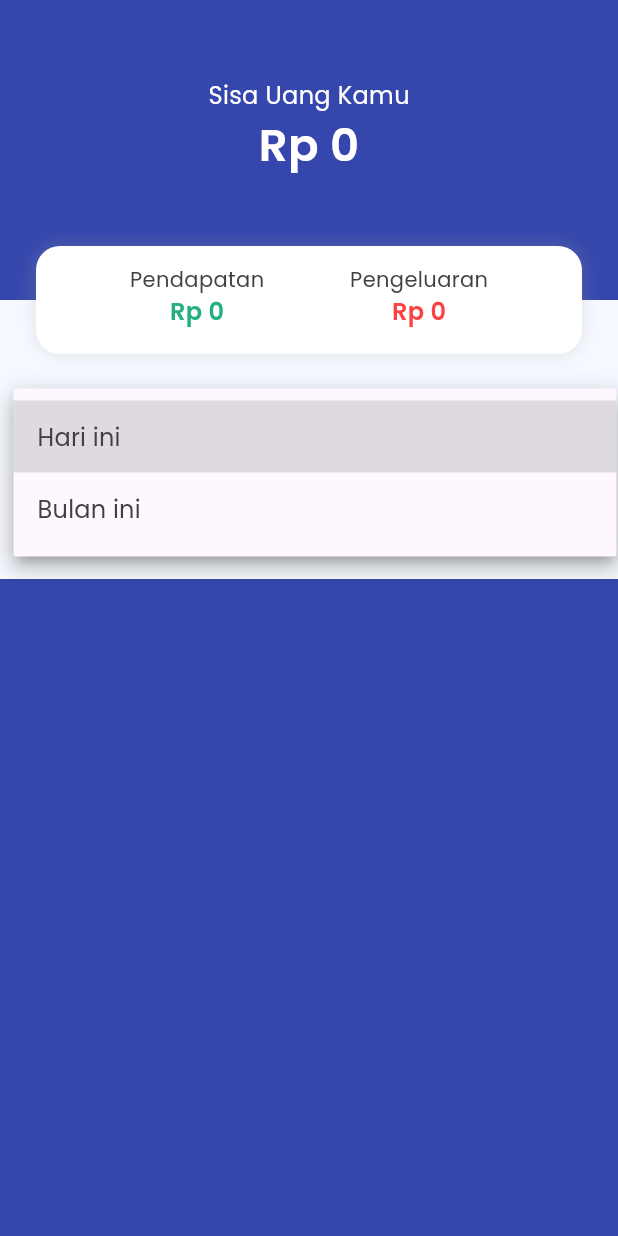
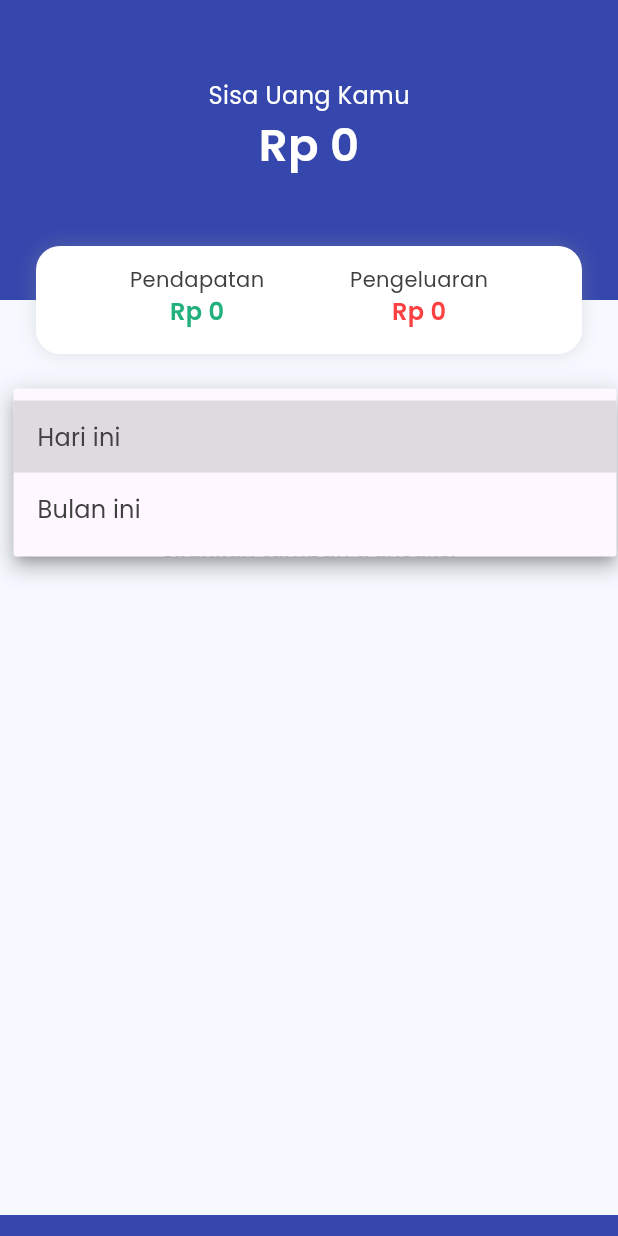
Before and after one commit to gochujjang/simedit, a Flutter app: the TransaksiPage screen opened directly, after a tap on "Rentang Waktu", on a phone screen of 412 x 824 dp. Run offline on Flutter 3.47's test engine with Material 3 defaults, Android fonts, the phone set to English and light mode, and no system bars; our stand-ins replace carousel_slider, dio, get, get_storage, google_fonts; accounts and stored records are empty; network calls fail.

Commit message:
fix api transaksi

```diff
--- a/lib/controllers/transaksi_controller.dart
+++ b/lib/controllers/transaksi_controller.dart
@@ -13,8 +13,10 @@ class TransaksiController extends GetxController {
   }
 
   RxList<dynamic> latestTransaksi = <dynamic>[].obs;
+  RxList<dynamic> allTransaksi = <dynamic>[].obs;
   Future<void> getTransaksi() async {
     try {
+      allTransaksi.assignAll(await TransaksiService().get());
       latestTransaksi.assignAll(await TransaksiService().getLatest());
     } on Exception catch (err) {
       print(err);
--- a/lib/services/transaksi_service.dart
+++ b/lib/services/transaksi_service.dart
@@ -6,7 +6,7 @@ import 'package:get_storage/get_storage.dart';
 class TransaksiService {
   final box = GetStorage();
 
-  Future<Map> get() async {
+  Future<List> get() async {
     String? token = box.read("token");
     var response = await Dio().get(
       "https://medit.kreatifsolusindo.id/api/transaction",
@@ -17,8 +17,10 @@ class TransaksiService {
         },
       ),
     );
-    Map obj = response.data;
-    return obj;
+    String jsonString = jsonEncode(response.data);
+    Map obj = jsonDecode(jsonString);
+    List data = obj["data"];
+    return data;
   }
 
   Future<List> getLatest() async {
--- a/lib/ui/pages/transaksi/transaksi_page.dart
+++ b/lib/ui/pages/transaksi/transaksi_page.dart
@@ -42,6 +42,14 @@ class TransaksiPage extends GetView<TransaksiController> {
               clipBehavior: Clip.none,
               children: [
                 HeaderTransaksi(),
+                Container(
+                  height: MediaQuery.of(context).size.height - 500,
+                  color: bgColor,
+                  margin: const EdgeInsets.only(top: 400),
+                  padding: const EdgeInsets.symmetric(
+                    horizontal: 24,
+                  ),
+                ),
                 Container(
                   color: bgColor,
                   margin: const EdgeInsets.only(top: 200),
@@ -109,64 +117,54 @@ class TransaksiPage extends GetView<TransaksiController> {
                         height: 20,
                       ),
                       Obx(
-                        () => ListView.builder(
+                        () => controller.allTransaksi.isEmpty
+                            ? Container(
+                                height:
+                                    MediaQuery.of(context).size.height - 400,
+                                child: Text(
+                                  "Data tidak ditemukan\nSilahkan tambah transaksi",
+                                  textAlign: TextAlign.center,
+                                  style: font_medium.copyWith(
+                                    color: darkGreyColor,
+                                  ),
+                                ),
+                              )
+                            : ListView.builder(
                                 shrinkWrap: true,
                                 physics: NeverScrollableScrollPhysics(),
-                          itemCount: controller.latestTransaksi.length,
+                                itemCount: controller.allTransaksi.length,
                                 itemBuilder: (context, index) {
                                   var transaksiData =
-                                controller.latestTransaksi[index];
-                            final title = transaksiData['Keterangan'] != null
+                                      controller.allTransaksi[index];
+                                  final title =
+                                      transaksiData['Keterangan'] != null
                                           ? transaksiData['Keterangan']
                                           : 'Data tidak tersedua';
-                            final nominal = transaksiData['nominal'] != null
-                                ? int.parse(transaksiData['nominal'].toString())
+                                  final nominal = transaksiData['nominal'] !=
+                                          null
+                                      ? int.parse(
+                                          transaksiData['nominal'].toString())
                                       : 0;
                                   final status = transaksiData['status'] != null
                                       ? transaksiData['status']
                                       : 'Data tidak tersedua';
-                            final tgl = transaksiData['created_at'] != null
-                                ? DateFormat('dd-MM-yyyy, HH:mm').format(
-                                    DateTime.parse(transaksiData['created_at']))
+                                  final tgl =
+                                      transaksiData['created_at'] != null
+                                          ? DateFormat('dd-MM-yyyy, HH:mm')
+                                              .format(DateTime.parse(
+                                                  transaksiData['created_at']))
                                           : 'Data tidak tersedua';
 
                                   return TransaksiCard(
                                     title: title,
                                     nominal: nominal,
-                              status: status == 'pemasukan' ? true : false,
+                                    status:
+                                        status == 'pemasukan' ? true : false,
                                     tanggal: tgl,
                                   );
                                 },
                               ),
                       ),
-                      // TransaksiCard(
-                      //   title: "Makan diluar",
-                      //   nominal: 20000,
-                      //   status: false,
-                      //   tanggal: '20-05-2023, 12:00',
-                      // ),
-                      // TransaksiCard(
-                      //   title: "Paket Data",
-                      //   nominal: 50000,
-                      //   status: false,
-                      //   tanggal: '20-11-2023, 08:45',
-                      // ),
-                      // TransaksiCard(
-                      //   title: "Online Shopping",
-                      //   nominal: 350000,
-                      //   status: false,
-                      //   tanggal: '15-11-2023, 14:30',
-                      // ),
-                      // TransaksiCard(
-                      //   title: "Part-Time",
-                      //   nominal: 1500000,
-                      //   tanggal: '02-11-2023, 12:30',
-                      // ),
-                      // TransaksiCard(
-                      //   title: "Uang Saku",
-                      //   nominal: 2000000,
-                      //   tanggal: '02-11-2023, 07:30',
-                      // ),
                       const SizedBox(
                         height: 50,
                       ),
```
Also changed, not shown: lib/main.dart (+6 -6 lines), lib/ui/pages/beranda/beranda_page.dart (+13 -4 lines), lib/ui/pages/transaksi/transaksi_tambah_page.dart (+13 -0 lines), lib/ui/widgets/card.dart (+8 -1 lines). Lines whose indentation alone changed are shown as unchanged.
